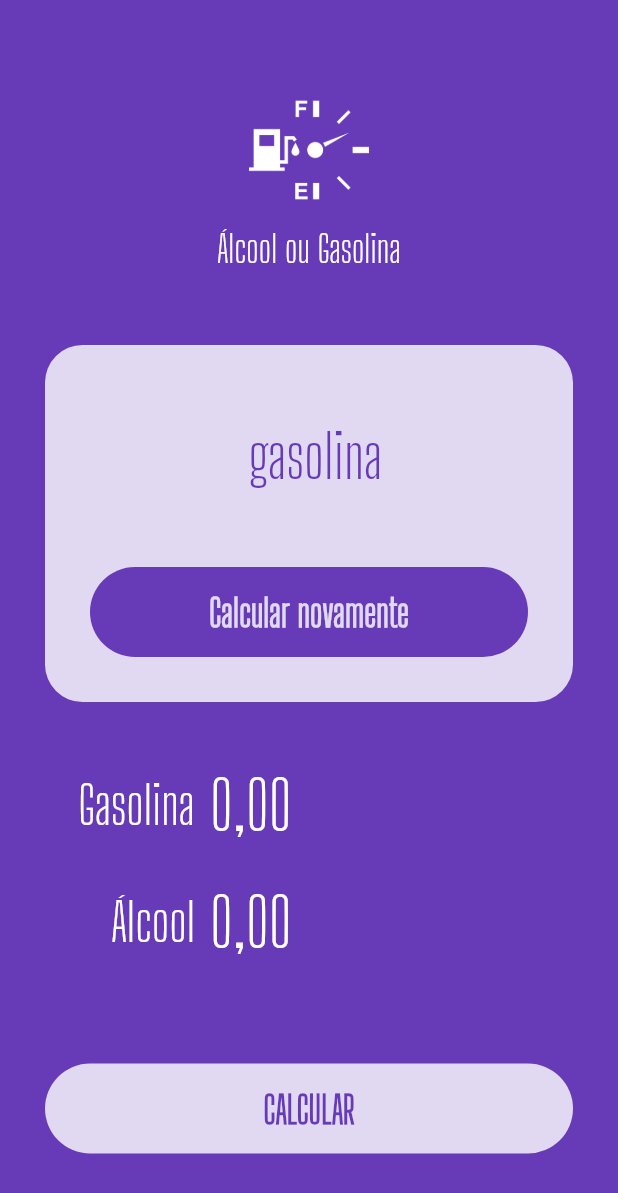
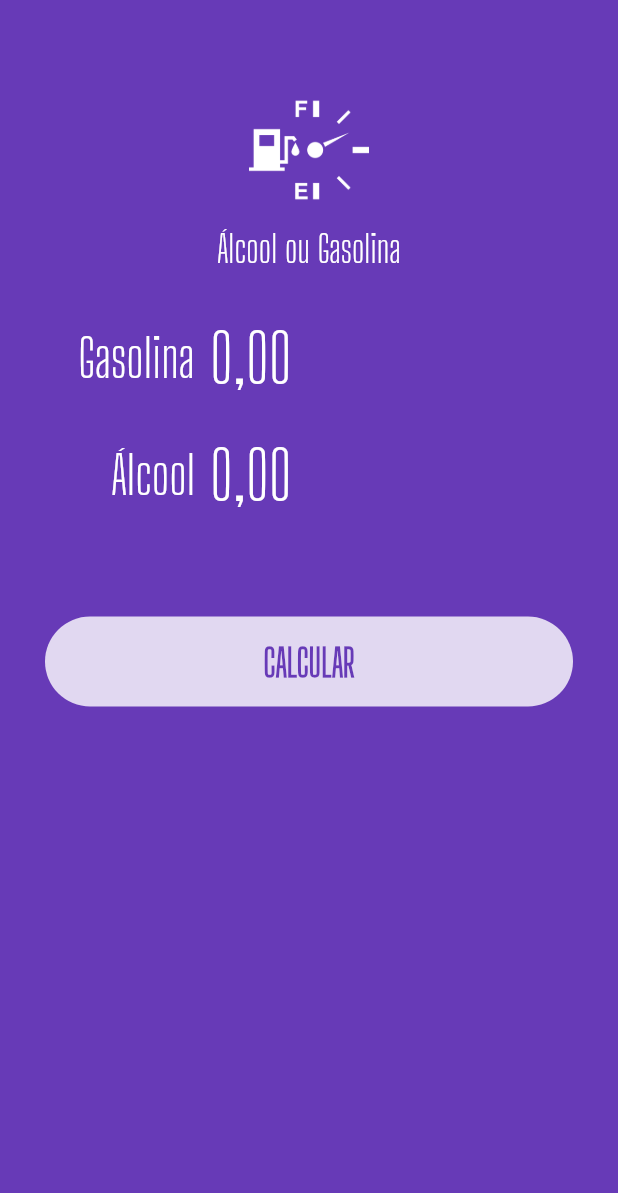
Before and after one commit to theemployee6-dev/alcool_ou_gasolina, a Flutter app: the screen it shows after launch, on a phone screen of 412 x 824 dp. Shown: the top 1193 px of the screen. Run offline on Flutter 3.47's test engine with Material 2 defaults, Android fonts, the phone set to English and light mode, and no system bars; our stand-ins replace flutter_masked_text2.

Commit message:
calculando parte 1

```diff
--- a/lib/main.dart
+++ b/lib/main.dart
@@ -1,9 +1,6 @@
 import 'package:flutter/material.dart';
-import 'package:flutter_masked_text2/flutter_masked_text2.dart';
 
-import 'widgets/logo.widget.dart';
-import 'widgets/submit.form.dart';
-import 'widgets/success.widget.dart';
+import 'pages/home.pages.dart';
 
 void main() {
   runApp(const MyApp());
@@ -24,31 +21,3 @@ class MyApp extends StatelessWidget {
     );
   }
 }
-
-class HomePage extends StatelessWidget {
-  final _gasCtrl = MoneyMaskedTextController();
-  final _alcCtrl = MoneyMaskedTextController();
-  HomePage({Key? key}) : super(key: key);
-
-  @override
-  Widget build(BuildContext context) {
-    return Scaffold(
-      backgroundColor: Theme.of(context).primaryColor,
-      body: SafeArea(
-        child: ListView(
-          children: [
-            const Logo(),
-            const SizedBox(height: 20),
-            Success(result: " gasolina", reset: () {}),
-            SubmitForm(
-              gasCtrl: _gasCtrl,
-              alcCtrl: _alcCtrl,
-              busy: false,
-              submitFunc: () {},
-            ),
-          ],
-        ),
-      ),
-    );
-  }
-}
--- /dev/null
+++ b/lib/pages/home.pages.dart
@@ -0,0 +1,62 @@
+import 'package:flutter/material.dart';
+import 'package:flutter_masked_text2/flutter_masked_text2.dart';
+
+import '../widgets/logo.widget.dart';
+import '../widgets/submit.form.dart';
+import '../widgets/success.widget.dart';
+
+class HomePage extends StatefulWidget {
+  @override
+  State<HomePage> createState() => _HomePageState();
+}
+
+class _HomePageState extends State<HomePage> {
+  final _gasCtrl = MoneyMaskedTextController();
+
+  final _alcCtrl = MoneyMaskedTextController();
+
+  var _busy = false;
+
+  var _completed = false;
+
+  var _resultText = "Compensa utilizar Álcool";
+
+  @override
+  Widget build(BuildContext context) {
+    return Scaffold(
+      backgroundColor: Theme.of(context).primaryColor,
+      body: SafeArea(
+        child: ListView(
+          children: [
+            const Logo(),
+            const SizedBox(height: 20),
+            _completed
+                ? Success(result: _resultText, reset: () {})
+                : SubmitForm(
+                    gasCtrl: _gasCtrl,
+                    alcCtrl: _alcCtrl,
+                    busy: _busy,
+                    submitFunc: calculate,
+                  ),
+          ],
+        ),
+      ),
+    );
+  }
+
+  calculate() {
+    double alc = double.parse(
+          _alcCtrl.text.replaceAll(RegExp(r'[,.]'), ''),
+        ) /
+        100;
+    double gas = double.parse(
+          _gasCtrl.text.replaceAll(RegExp(r'[,.]'), ''),
+        ) /
+        100;
+    double res = alc / gas;
+    setState(() {
+      _completed = false;
+      _busy = true;
+    });
+  }
+}
```
